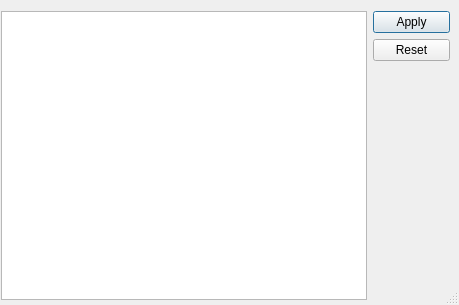
Old version of the form src/qprojectM/qpreseteditordialog.ui in the repository projectM-visualizer/projectm.
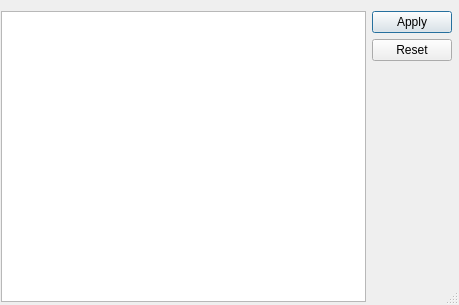
New version of the form. Custom widgets are drawn as their Qt base class.

```diff
--- a/src/qprojectM/qpreseteditordialog.ui
+++ b/src/qprojectM/qpreseteditordialog.ui
@@ -18,15 +18,18 @@
   <property name="sizeGripEnabled" >
    <bool>true</bool>
   </property>
-  <widget class="QPresetTextEdit" name="presetTextEdit" >
+  <widget class="QWidget" name="" >
    <property name="geometry" >
     <rect>
      <x>1</x>
      <y>11</y>
-     <width>366</width>
-     <height>289</height>
+     <width>451</width>
+     <height>291</height>
     </rect>
    </property>
+   <layout class="QHBoxLayout" >
+    <item>
+     <widget class="QPresetTextEdit" name="presetTextEdit" >
    <property name="sizePolicy" >
     <sizepolicy vsizetype="Expanding" hsizetype="Expanding" >
      <horstretch>1</horstretch>
@@ -37,21 +40,18 @@
     <bool>false</bool>
    </property>
   </widget>
+    </item>
+    <item>
   <widget class="QDialogButtonBox" name="buttonBox" >
-   <property name="geometry" >
-    <rect>
-     <x>373</x>
-     <y>11</y>
-     <width>77</width>
-     <height>289</height>
-    </rect>
-   </property>
    <property name="orientation" >
     <enum>Qt::Vertical</enum>
    </property>
    <property name="standardButtons" >
     <set>QDialogButtonBox::Apply|QDialogButtonBox::NoButton|QDialogButtonBox::Reset</set>
    </property>
+     </widget>
+    </item>
+   </layout>
   </widget>
  </widget>
  <customwidgets>
```
Lines whose indentation alone changed are shown as unchanged.
